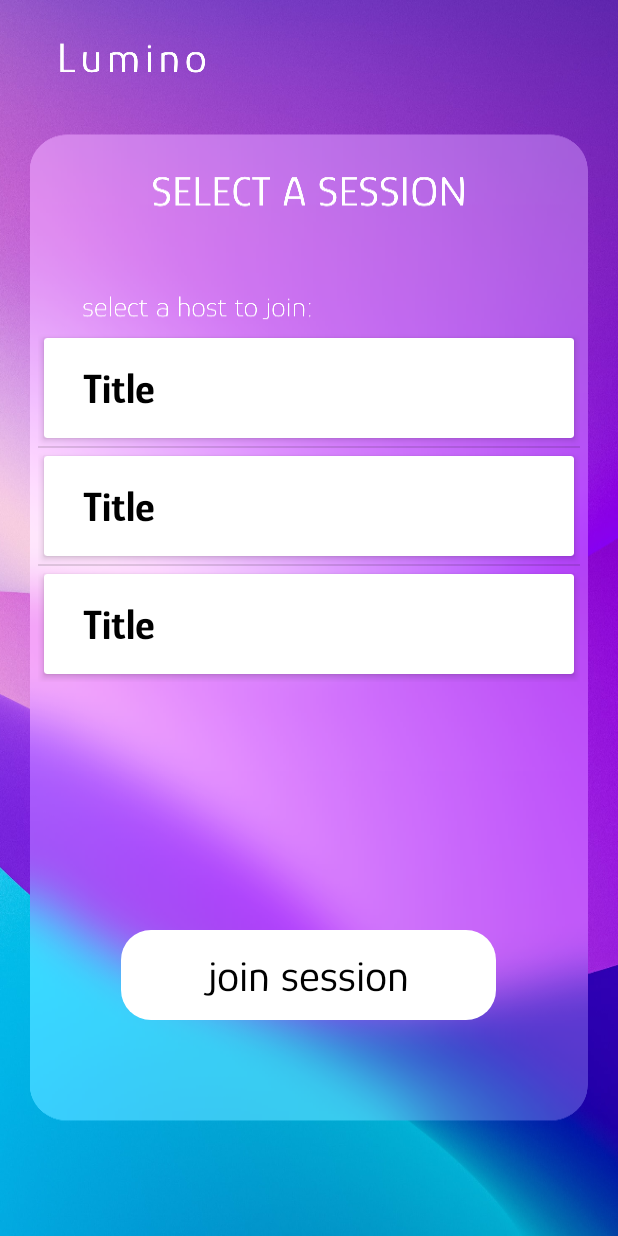
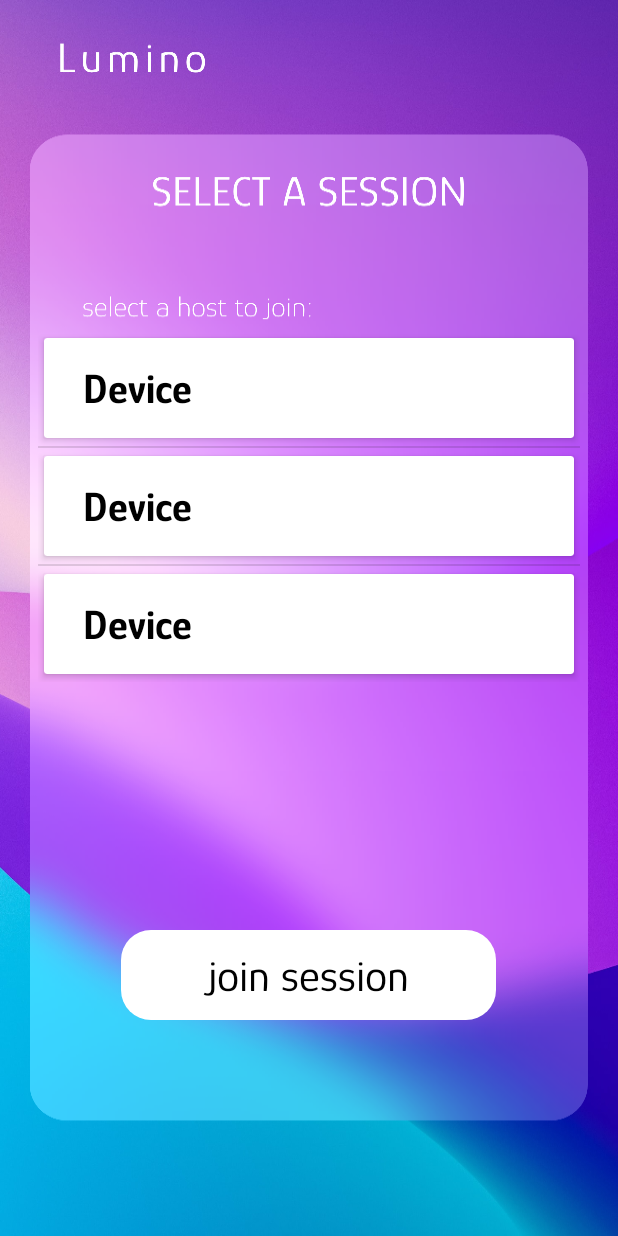
Before and after one commit to carloausderwiesche/Lumino, an Android app: the layout bluetooth_device_selection.xml on its own in the app's theme, with its tools: preview values and no code run, on a phone screen of 412 x 824 dp. Run offline under Robolectric (Android 15) with nearby library versions, the phone set to English and light mode, and no system bars.

Commit message:
adjusted bluetooth

```diff
--- a/app/src/main/java/de/carloausderwiesche/lumino/controller/flash/Flash.java
+++ b/app/src/main/java/de/carloausderwiesche/lumino/controller/flash/Flash.java
@@ -32,7 +32,7 @@ public class Flash implements Runnable {
 
         this.textViewHostSelectedScene = textViewHostSelectedScene;
 
-        currentScene = new Scene("Test", "blublub", R.drawable.sceneicon__party, "101010", 100);
+        currentScene = new Scene("Shine", "", R.drawable.sceneicon__party, "1", 10);
         pause = false;
 
         if (context.getPackageManager().hasSystemFeature(PackageManager.FEATURE_CAMERA_ANY)) {
@@ -102,7 +102,7 @@ public class Flash implements Runnable {
         currentScene = selectedScene;
         //TODO: scene Title client anpassen
         textViewHostSelectedScene.setText(currentScene.getTitle());
-        sceneTitleClient.changeCurrentSceneTextViews(selectedScene);
+        //sceneTitleClient.changeCurrentSceneTextViews(selectedScene);
     }
 
     @Override
--- a/app/src/main/java/de/carloausderwiesche/lumino/view/scene/SceneTitleClient.java
+++ b/app/src/main/java/de/carloausderwiesche/lumino/view/scene/SceneTitleClient.java
@@ -28,4 +28,7 @@ public class SceneTitleClient {
     public void changeCurrentSceneTextViews(Scene scene){
         textViewClientSelectedScene.setText(scene.getTitle());
     }
+
+
+
 }
--- a/app/src/main/res/layout/bluetooth_row.xml
+++ b/app/src/main/res/layout/bluetooth_row.xml
@@ -23,7 +23,7 @@
             android:layout_marginStart="10dp"
             android:layout_marginLeft="10dp"
             android:fontFamily="@font/glorybold"
-            android:text="Title"
+            android:text="Device"
             android:textColor="@color/black"
             android:textSize="28dp" />
 
```
Also changed, not shown: app/src/main/java/de/carloausderwiesche/lumino/bluetooth/BluetoothImpl.java (+3 -20 lines).
